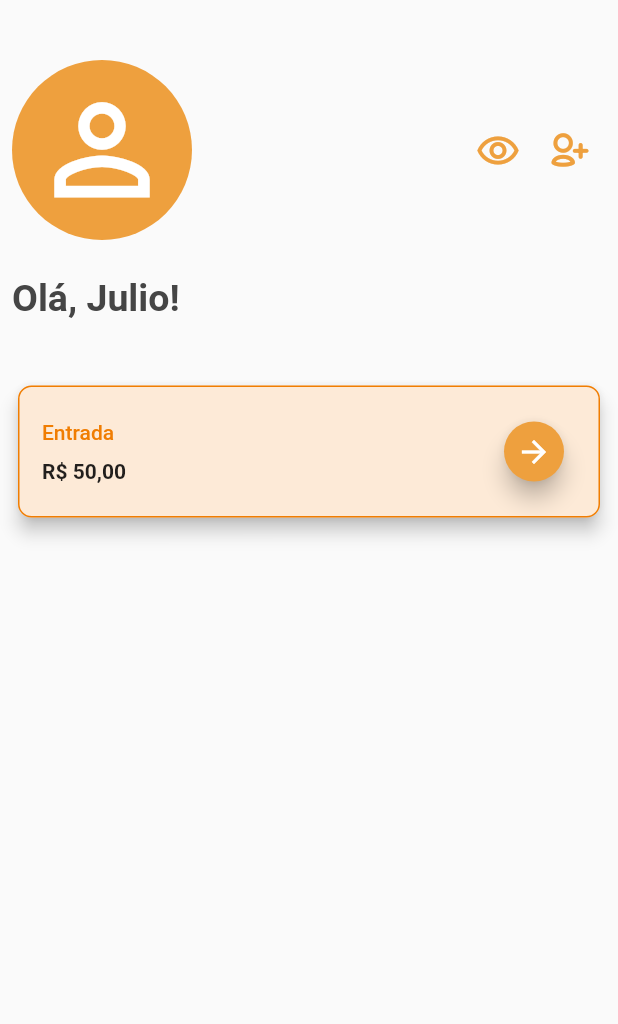
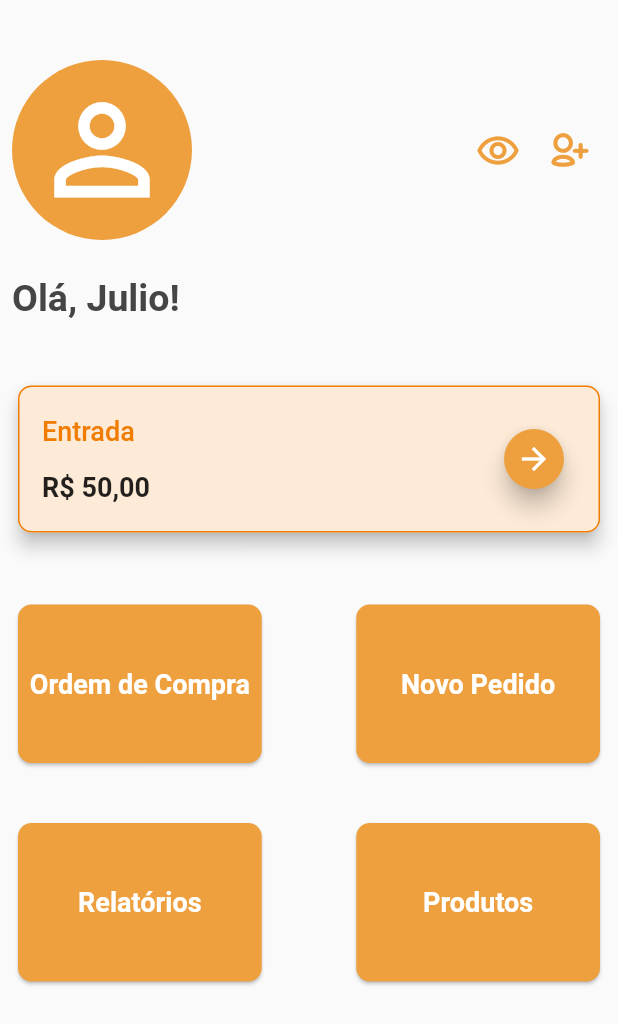
Before and after one commit to gustavocnp95/app-caldo-cana-campeao, a Flutter app: the HomePage screen opened by its route, on a phone screen of 412 x 824 dp. Shown: the top 1024 px of the screen. Run offline on Flutter 3.47's test engine with Material 2 defaults, Android fonts, the light colour scheme and no system bars; our stand-ins replace fluttertoast, shared_preferences; accounts and stored records are empty; generated files the repository leaves out were written again.

Commit message:
implementa tela de menu

```diff
--- a/lib/home/home_page.dart
+++ b/lib/home/home_page.dart
@@ -2,6 +2,7 @@ import 'package:caldo_cana_campeao/color/theme_colors.dart';
 import 'package:caldo_cana_campeao/commons/icons/campeao_icons_icons.dart';
 import 'package:flutter/cupertino.dart';
 import 'package:flutter/material.dart';
+import 'package:fluttertoast/fluttertoast.dart';
 
 class HomePage extends StatelessWidget {
   const HomePage({Key? key}) : super(key: key);
@@ -10,9 +11,10 @@ class HomePage extends StatelessWidget {
   Widget build(BuildContext context) {
     return Scaffold(
       body: Center(
-        child: ListView(children: <Widget>[
+        child: ListView(scrollDirection: Axis.vertical, children: <Widget>[
           _createHeader(),
           _createReportAbstract(),
+          _createMenuOptions(),
         ]),
       ),
     );
@@ -54,20 +56,77 @@ class HomePage extends StatelessWidget {
     );
   }
 
+  Padding _createMenuOptions() {
+    return Padding(
+      padding: const EdgeInsets.only(left: 8, right: 8, top: 40),
+      child: GridView(
+        scrollDirection: Axis.vertical,
+        shrinkWrap: true,
+        gridDelegate: const SliverGridDelegateWithFixedCrossAxisCount(
+            crossAxisCount: 2,
+            crossAxisSpacing: 55,
+            mainAxisSpacing: 32,
+            childAspectRatio: 1.5),
+        children: [
+          _createOption("Ordem de Compra", () {
+            Fluttertoast.showToast(msg: "soon, very soon!");
+          }),
+          _createOption("Novo Pedido", () {
+            Fluttertoast.showToast(msg: "soon, very soon!");
+          }),
+          _createOption("Relatórios", () {
+            Fluttertoast.showToast(msg: "soon, very soon!");
+          }),
+          _createOption("Produtos", () {
+            Fluttertoast.showToast(msg: "soon, very soon!");
+          }),
+        ],
+      ),
+    );
+  }
+
+  GestureDetector _createOption(String title, Function action) {
+    return GestureDetector(
+      onTap: () {
+        action();
+      },
+      child: Card(
+        elevation: 1,
+        color: CampeaoColors.primaryColor,
+        shape: RoundedRectangleBorder(
+          borderRadius: BorderRadius.circular(9),
+        ),
+        child: Align(
+          alignment: Alignment.center,
+          child: Text(
+            title,
+            style: const TextStyle(
+                color: Colors.white, fontWeight: FontWeight.w700, fontSize: 18),
+          ),
+        ),
+      ),
+    );
+  }
+
   Text _createTitleLabel() {
     return const Text(
       "Entrada",
       style: TextStyle(
-          color: CampeaoColors.primaryColorDark, fontWeight: FontWeight.w500),
+          color: CampeaoColors.primaryColorDark,
+          fontWeight: FontWeight.w500,
+          fontSize: 18),
     );
   }
 
   Padding _createAmountLabel() {
     return const Padding(
-      padding: EdgeInsets.only(top: 10),
+      padding: EdgeInsets.only(top: 16),
       child: Text(
         "R\$ 50,00",
-        style: TextStyle(fontWeight: FontWeight.w700),
+        style: TextStyle(
+          fontWeight: FontWeight.w700,
+          fontSize: 18,
+        ),
       ),
     );
   }
```
